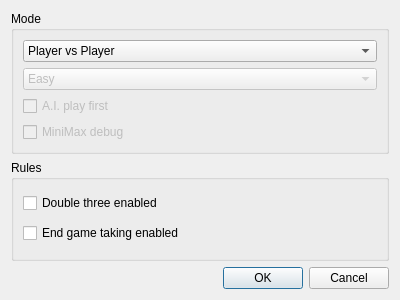
Qt form NewGame.ui (rouffj/gomoku) before a commit.
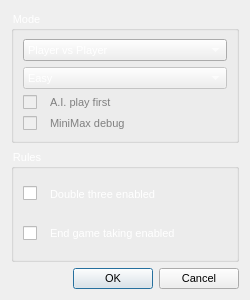
The same form after that commit. Icons and pictures are not drawn.

Patch:
```diff
--- a/NewGame.ui
+++ b/NewGame.ui
@@ -6,7 +6,7 @@
    <rect>
     <x>0</x>
     <y>0</y>
-    <width>400</width>
+    <width>250</width>
     <height>300</height>
    </rect>
   </property>
@@ -18,7 +18,7 @@
   </property>
   <property name="minimumSize">
    <size>
-    <width>400</width>
+    <width>250</width>
     <height>300</height>
    </size>
   </property>
@@ -35,6 +35,17 @@
    <iconset resource="Images.qrc">
     <normaloff>:/images/gomoku_icon.ico</normaloff>:/images/gomoku_icon.ico</iconset>
   </property>
+  <property name="styleSheet">
+   <string notr="true">QDialog
+{
+	background-image: url(:/images/wood.jpg);
+}
+*
+{
+	color : white; font-size: 11px;
+}
+</string>
+  </property>
   <layout class="QVBoxLayout" name="verticalLayout">
    <item>
     <widget class="QGroupBox" name="groupBoxMode">
@@ -44,6 +55,9 @@
      <layout class="QVBoxLayout" name="verticalLayout_2">
       <item>
        <widget class="QComboBox" name="comboGameType">
+        <property name="styleSheet">
+         <string notr="true">color : white; font-size: 11px;</string>
+        </property>
         <item>
          <property name="text">
           <string>Player vs Player</string>
@@ -66,6 +80,9 @@
         <property name="enabled">
          <bool>false</bool>
         </property>
+        <property name="styleSheet">
+         <string notr="true"/>
+        </property>
         <item>
          <property name="text">
           <string>Easy</string>
@@ -84,28 +101,74 @@
        </widget>
       </item>
       <item>
+       <layout class="QHBoxLayout" name="horizontalLayout_3">
+        <item>
        <widget class="QCheckBox" name="checkFirstPlayer">
         <property name="enabled">
          <bool>false</bool>
         </property>
+          <property name="maximumSize">
+           <size>
+            <width>21</width>
+            <height>16777215</height>
+           </size>
+          </property>
+          <property name="styleSheet">
+           <string notr="true">color : white; font-size: 11px;</string>
+          </property>
+          <property name="text">
+           <string/>
+          </property>
+         </widget>
+        </item>
+        <item>
+         <widget class="QLabel" name="firstPlayerLabel">
+          <property name="styleSheet">
+           <string notr="true">color: grey;</string>
+          </property>
         <property name="text">
          <string>A.I. play first</string>
         </property>
        </widget>
       </item>
+       </layout>
+      </item>
+      <item>
+       <layout class="QHBoxLayout" name="horizontalLayout_4">
       <item>
        <widget class="QCheckBox" name="minimaxDebug">
         <property name="enabled">
          <bool>false</bool>
         </property>
+          <property name="maximumSize">
+           <size>
+            <width>21</width>
+            <height>16777215</height>
+           </size>
+          </property>
+          <property name="styleSheet">
+           <string notr="true">QCheckBox { color: red }</string>
+          </property>
         <property name="text">
-         <string>MiniMax debug</string>
+           <string/>
         </property>
         <property name="checkable">
          <bool>true</bool>
         </property>
        </widget>
       </item>
+        <item>
+         <widget class="QLabel" name="debugLabel">
+          <property name="styleSheet">
+           <string notr="true">color: grey;</string>
+          </property>
+          <property name="text">
+           <string>MiniMax debug</string>
+          </property>
+         </widget>
+        </item>
+       </layout>
+      </item>
      </layout>
     </widget>
    </item>
@@ -116,24 +179,67 @@
      </property>
      <layout class="QVBoxLayout" name="verticalLayout_3">
       <item>
+       <layout class="QHBoxLayout" name="horizontalLayout">
+        <item>
        <widget class="QCheckBox" name="checkDoubleThree">
+          <property name="maximumSize">
+           <size>
+            <width>21</width>
+            <height>16777215</height>
+           </size>
+          </property>
+          <property name="styleSheet">
+           <string notr="true"/>
+          </property>
+          <property name="text">
+           <string/>
+          </property>
+         </widget>
+        </item>
+        <item>
+         <widget class="QLabel" name="doubleThreeLabel">
         <property name="text">
          <string>Double three enabled</string>
         </property>
        </widget>
       </item>
+       </layout>
+      </item>
+      <item>
+       <layout class="QHBoxLayout" name="horizontalLayout_2">
       <item>
        <widget class="QCheckBox" name="checkEndGameTaking">
+          <property name="maximumSize">
+           <size>
+            <width>21</width>
+            <height>16777215</height>
+           </size>
+          </property>
+          <property name="styleSheet">
+           <string notr="true">color : white; font-size: 11px;</string>
+          </property>
+          <property name="text">
+           <string/>
+          </property>
+         </widget>
+        </item>
+        <item>
+         <widget class="QLabel" name="endGameLabel">
         <property name="text">
          <string>End game taking enabled</string>
         </property>
        </widget>
       </item>
      </layout>
+      </item>
+     </layout>
     </widget>
    </item>
    <item>
     <widget class="QDialogButtonBox" name="buttonBox">
+     <property name="styleSheet">
+      <string notr="true">color: black;</string>
+     </property>
      <property name="standardButtons">
       <set>QDialogButtonBox::Cancel|QDialogButtonBox::Ok</set>
      </property>
```
Left out of the diff: 6 changed lines with no effect on the pictures. Lines whose indentation alone changed are shown as unchanged.
